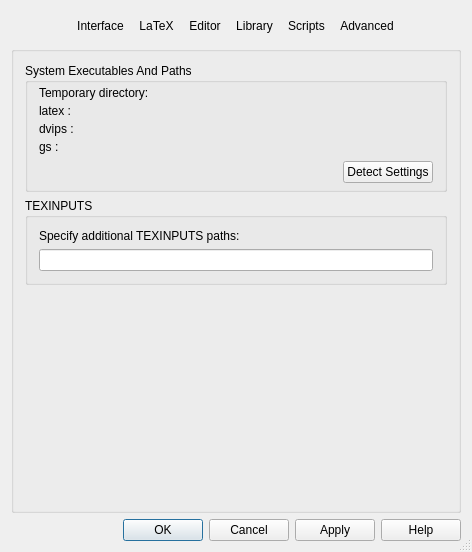
Old version of the form src/klfsettings.ui in the repository klatexformula/klatexformula.
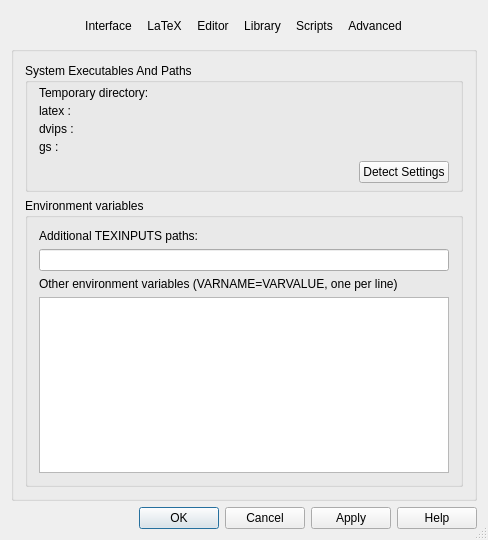
New version of the form. The open tabs and pages were chosen to show the change. Icons and pictures are not drawn. Custom widgets are drawn as their Qt base class.

Commit message: can edit environment variables in settings

What changed in the file:
```diff
--- a/src/klfsettings.ui
+++ b/src/klfsettings.ui
@@ -10,8 +10,8 @@
    <rect>
     <x>0</x>
     <y>0</y>
-    <width>472</width>
-    <height>552</height>
+    <width>488</width>
+    <height>540</height>
    </rect>
   </property>
   <property name="windowTitle">
@@ -479,9 +479,19 @@
        <item row="2" column="0">
         <widget class="QGroupBox" name="gbxSetTexInputs">
          <property name="title">
-          <string>TEXINPUTS</string>
+          <string>Environment variables</string>
          </property>
          <layout class="QGridLayout" name="lyt_gbxSetTexInputs">
+          <item row="3" column="0">
+           <widget class="QTextEdit" name="txtExecEnv">
+            <property name="minimumSize">
+             <size>
+              <width>0</width>
+              <height>50</height>
+             </size>
+            </property>
+           </widget>
+          </item>
           <item row="1" column="0">
            <widget class="QLineEdit" name="txtSetTexInputs">
             <property name="toolTip">
@@ -492,7 +502,17 @@
           <item row="0" column="0">
            <widget class="QLabel" name="lblSetTexInputs">
             <property name="text">
-             <string>Specify additional TEXINPUTS paths:</string>
+             <string>Additional TEXINPUTS paths:</string>
+            </property>
+           </widget>
+          </item>
+          <item row="2" column="0">
+           <widget class="QLabel" name="lblSetTexInputs_2">
+            <property name="text">
+             <string>Other environment variables (VARNAME=VARVALUE, one per line)</string>
+            </property>
+            <property name="wordWrap">
+             <bool>true</bool>
             </property>
            </widget>
           </item>
@@ -2621,6 +2641,12 @@
  </widget>
  <layoutdefault spacing="6" margin="11"/>
  <customwidgets>
+  <customwidget>
+   <class>KLFPathChooser</class>
+   <extends>QFrame</extends>
+   <header>klfpathchooser.h</header>
+   <container>1</container>
+  </customwidget>
   <customwidget>
    <class>KLFColorChooser</class>
    <extends>QPushButton</extends>
@@ -2644,12 +2670,6 @@
     <signal>unitChanged(double)</signal>
    </slots>
   </customwidget>
-  <customwidget>
-   <class>KLFPathChooser</class>
-   <extends>QFrame</extends>
-   <header>klfpathchooser.h</header>
-   <container>1</container>
-  </customwidget>
   <customwidget>
    <class>KLFEnumComboBox</class>
    <extends>QComboBox</extends>
```
Left out of the diff: 16 changed lines with no effect on the pictures. The commit also changes 2 other files.
